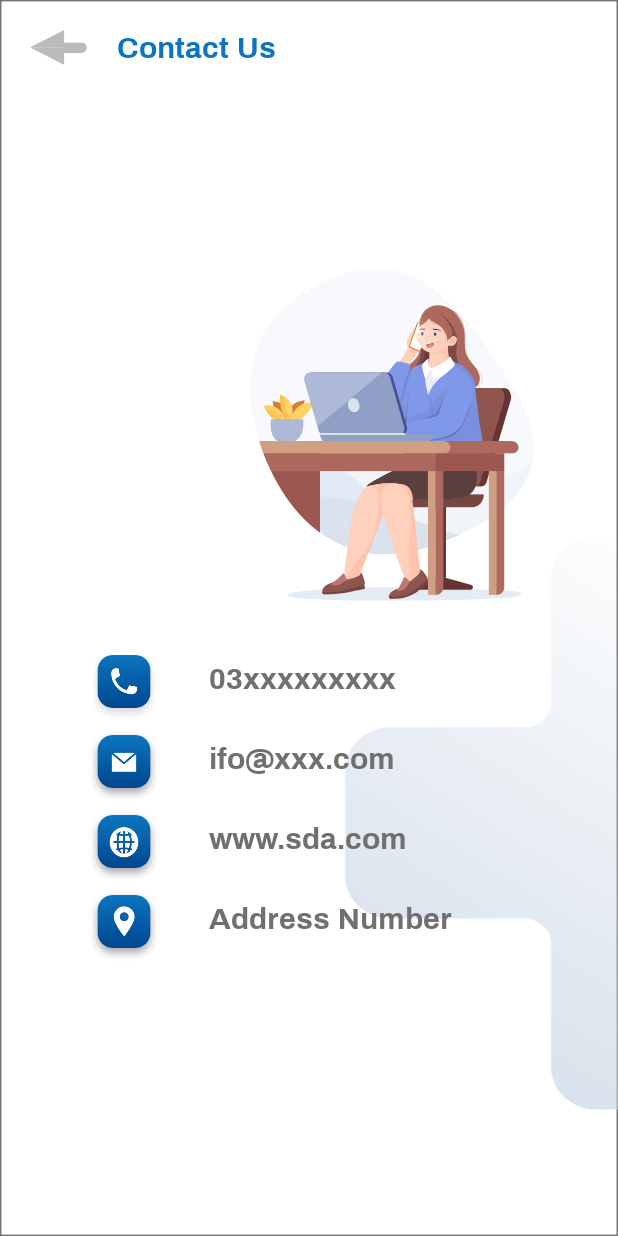
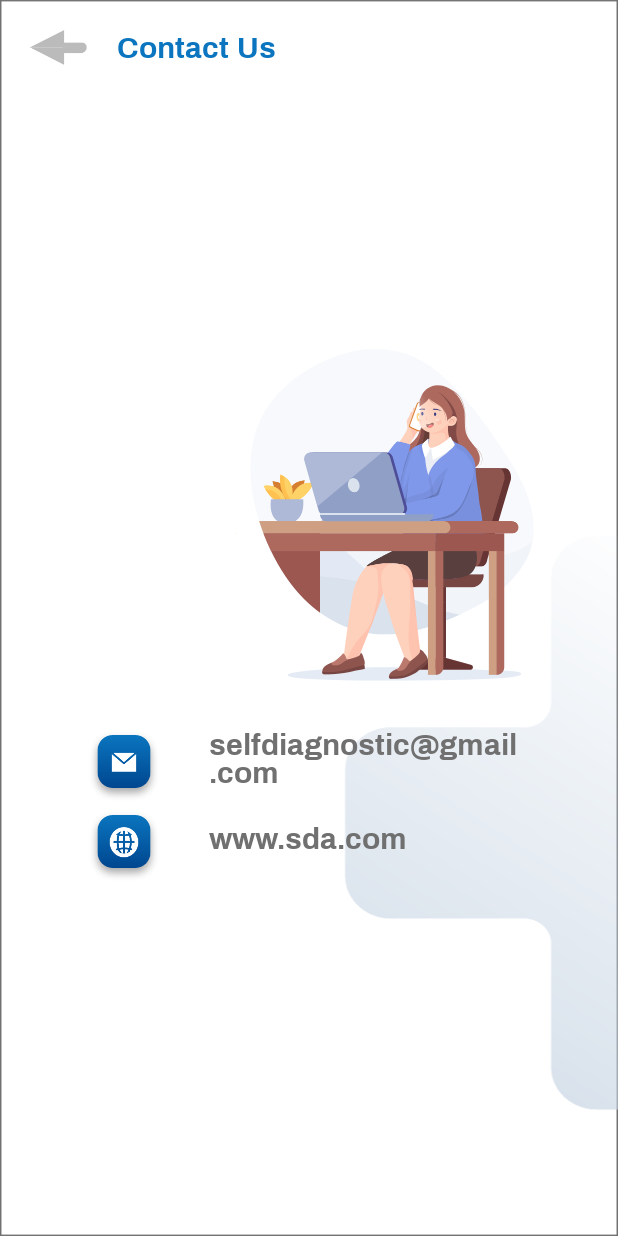
Before and after one commit to Dany-obscure-tech/Self_Diagnostic_app, an Android app: the ContactUs screen opened directly, with no data from a screen before it, on a phone screen of 412 x 824 dp. Run offline under Robolectric (Android 15) with nearby library versions, the phone set to English and light mode, and no system bars.

Commit message:
push 27 10 2022

```diff
--- a/app/src/main/java/com/example/selfdiagnosticapp/MainActivity.java
+++ b/app/src/main/java/com/example/selfdiagnosticapp/MainActivity.java
@@ -49,8 +49,9 @@ public class MainActivity extends AppCompatActivity {
         SliderView sliderView = findViewById(R.id.imageSlider);
         List<String> sliderimage = new ArrayList<>();
 
-        sliderimage.add("https://miro.medium.com/max/1400/1*R8xPe4JHCtjxxPaUMA1MAw.png");
-        sliderimage.add("https://miro.medium.com/max/1400/1*R8xPe4JHCtjxxPaUMA1MAw.png");
+        sliderimage.add("https://thumbs.dreamstime.com/z/vector-illustration-template-healthcare-poster-abstract-background-icons-medical-health-strategy-care-medicine-global-148971185.jpg");
+        sliderimage.add("https://templates.designwizard.com/03d9e460-c944-11e7-93a5-719ecf802875.jpg");
+        sliderimage.add("https://templates.designwizard.com/133d61a0-9cf1-11e6-8213-e7f33f029fc3.jpg");
 
         SliderAdapter adapter = new SliderAdapter(this, sliderimage);
 
--- a/app/src/main/java/com/example/selfdiagnosticapp/SliderAdapter.java
+++ b/app/src/main/java/com/example/selfdiagnosticapp/SliderAdapter.java
@@ -36,7 +36,9 @@ public class SliderAdapter extends
     @Override
     public void onBindViewHolder(SliderAdapterVH viewHolder, final int position) {
 
-        Picasso.get().load(R.drawable.slider_image).into(viewHolder.imageViewBackground);
+//        Picasso.get().load(R.drawable.slider_image).into(viewHolder.imageViewBackground);
+        Picasso.get().load(sliderimage.get(position)).into(viewHolder.imageViewBackground);
+
 
         viewHolder.itemView.setOnClickListener(new View.OnClickListener() {
             @Override
--- a/app/src/main/res/layout/activity_contact_us.xml
+++ b/app/src/main/res/layout/activity_contact_us.xml
@@ -52,28 +52,7 @@
             android:orientation="horizontal"
             android:layout_width="300dp"
             android:layout_marginTop="30dp"
-            android:layout_height="wrap_content">
-
-            <ImageView
-                android:src="@drawable/contact_icon"
-                android:layout_width="wrap_content"
-                android:layout_height="wrap_content"/>
-
-            <TextView
-                android:text="03xxxxxxxxx"
-                android:layout_marginBottom="5dp"
-                android:layout_gravity="center_vertical"
-                android:textColor="@color/grayish_black"
-                android:fontFamily="@font/archivo_bold"
-                android:textSize="@dimen/onboardingTitle"
-                android:layout_marginStart="@dimen/onboardingMargins"
-                android:layout_marginEnd="@dimen/onboardingMargins"
-                android:layout_width="match_parent"
-                android:layout_height="wrap_content"/>
-
-
-
-        </LinearLayout>
+            android:layout_height="wrap_content"/>
 
         <LinearLayout
             android:orientation="horizontal"
@@ -86,14 +65,13 @@
                 android:layout_height="wrap_content"/>
 
             <TextView
-                android:text="ifo@xxx.com"
+                android:text="selfdiagnostic@gmail.com"
                 android:layout_marginBottom="5dp"
                 android:layout_gravity="center_vertical"
                 android:textColor="@color/grayish_black"
                 android:fontFamily="@font/archivo_bold"
                 android:textSize="@dimen/onboardingTitle"
                 android:layout_marginStart="@dimen/onboardingMargins"
-                android:layout_marginEnd="@dimen/onboardingMargins"
                 android:layout_width="match_parent"
                 android:layout_height="wrap_content"/>
 
@@ -130,28 +108,7 @@
         <LinearLayout
             android:orientation="horizontal"
             android:layout_width="300dp"
-            android:layout_height="wrap_content">
-
-            <ImageView
-                android:src="@drawable/address_icon"
-                android:layout_width="wrap_content"
-                android:layout_height="wrap_content"/>
-
-            <TextView
-                android:text="Address Number"
-                android:layout_marginBottom="5dp"
-                android:layout_gravity="center_vertical"
-                android:textColor="@color/grayish_black"
-                android:fontFamily="@font/archivo_bold"
-                android:textSize="@dimen/onboardingTitle"
-                android:layout_marginStart="@dimen/onboardingMargins"
-                android:layout_marginEnd="@dimen/onboardingMargins"
-                android:layout_width="match_parent"
-                android:layout_height="wrap_content"/>
-
-
-
-        </LinearLayout>
+            android:layout_height="wrap_content"/>
 
     </LinearLayout>
 
--- a/app/src/main/res/layout/activity_onboarding_screen1.xml
+++ b/app/src/main/res/layout/activity_onboarding_screen1.xml
@@ -21,7 +21,7 @@
             android:layout_height="wrap_content"/>
 
         <TextView
-            android:text="Get Started!"
+            android:text="Search Diseases!"
             android:textColor="@color/grayish_black"
             android:fontFamily="@font/archivo_bold"
             android:textSize="@dimen/onboardingTitle"
@@ -31,7 +31,7 @@
             android:layout_height="wrap_content"/>
 
         <TextView
-            android:text="lorem ipsum dolor sit amet."
+            android:text="You can search for diseases and their symptoms."
             android:textColor="@color/grayish_black"
             android:fontFamily="@font/archivo_regular"
             android:textSize="@dimen/onboardingTitle"
--- a/app/src/main/res/layout/activity_onboarding_screen2.xml
+++ b/app/src/main/res/layout/activity_onboarding_screen2.xml
@@ -21,7 +21,7 @@
             android:layout_height="wrap_content"/>
 
         <TextView
-            android:text="Get Started!"
+            android:text="Find cure!"
             android:textColor="@color/grayish_black"
             android:fontFamily="@font/archivo_bold"
             android:textSize="@dimen/onboardingTitle"
@@ -31,7 +31,7 @@
             android:layout_height="wrap_content"/>
 
         <TextView
-            android:text="lorem ipsum dolor sit amet."
+            android:text="If you are looking for a cure, you can find it here!"
             android:textColor="@color/grayish_black"
             android:fontFamily="@font/archivo_regular"
             android:textSize="@dimen/onboardingTitle"
--- a/app/src/main/res/layout/activity_onboarding_screen3.xml
+++ b/app/src/main/res/layout/activity_onboarding_screen3.xml
@@ -21,7 +21,7 @@
             android:layout_height="wrap_content"/>
 
         <TextView
-            android:text="Get Started!"
+            android:text="Search for Doctors!"
             android:textColor="@color/grayish_black"
             android:fontFamily="@font/archivo_bold"
             android:textSize="@dimen/onboardingTitle"
@@ -31,7 +31,7 @@
             android:layout_height="wrap_content"/>
 
         <TextView
-            android:text="lorem ipsum dolor sit amet."
+            android:text="You can search for a required specialist doctor."
             android:textColor="@color/grayish_black"
             android:fontFamily="@font/archivo_regular"
             android:textSize="@dimen/onboardingTitle"
```
Also changed, not shown: app/src/main/java/com/example/selfdiagnosticapp/Blog.java (+9 -0 lines), app/src/main/java/com/example/selfdiagnosticapp/FormActivity.java (+20 -10 lines), app/src/main/res/layout/activity_about_us.xml (+20 -20 lines), app/src/main/res/layout/activity_blog.xml (+11 -3 lines), app/src/main/res/layout/activity_disease_details.xml (+13 -13 lines), app/src/main/res/layout/activity_medicine_details.xml (+13 -13 lines).
